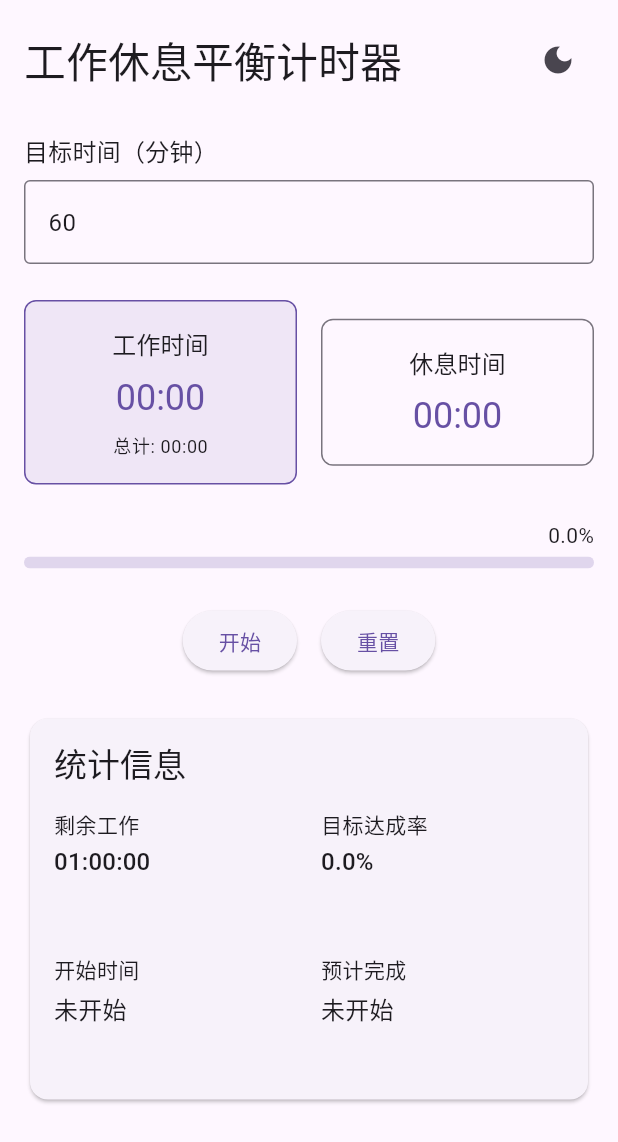
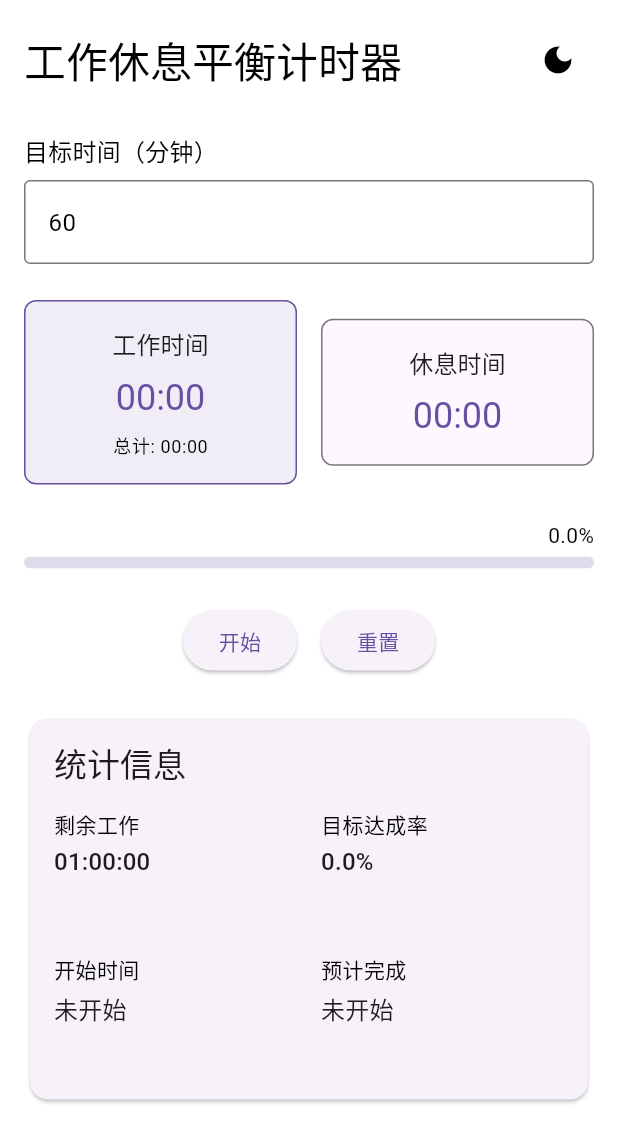
Before and after one commit to raylanb/test-mode-flutter, a Flutter app: the screen it shows after launch, on a phone screen of 412 x 824 dp. Shown: the top 1142 px of the screen. Run offline on Flutter 3.47's test engine with Material 3 defaults, Android fonts, the phone set to English and light mode, and no system bars; our stand-ins replace shared_preferences.

Commit message:
fix: Fix Android crashing issues.

```diff
--- /dev/null
+++ b/devtools_options.yaml
@@ -0,0 +1,3 @@
+description: This file stores settings for Dart & Flutter DevTools.
+documentation: https://docs.flutter.dev/tools/devtools/extensions#configure-extension-enablement-states
+extensions:
--- a/lib/main.dart
+++ b/lib/main.dart
@@ -25,8 +25,24 @@ class MyApp extends StatelessWidget {
       builder: (context, themeProvider, child) {
         return MaterialApp(
           title: '工作休息平衡计时器',
-          theme: ThemeData.light(),
-          darkTheme: ThemeData.dark(),
+          theme: ThemeData(
+            brightness: Brightness.light,
+            scaffoldBackgroundColor: Colors.white, // 白天使用白色背景
+            textTheme: const TextTheme(
+              bodyLarge: TextStyle(color: Colors.black), // 设置默认文本颜色
+              bodyMedium: TextStyle(color: Colors.black),
+              bodySmall: TextStyle(color: Colors.black),
+            ),
+          ),
+          darkTheme: ThemeData(
+            brightness: Brightness.dark,
+            scaffoldBackgroundColor: Colors.grey[800], // 晚上使用灰色背景
+            textTheme: const TextTheme(
+              bodyLarge: TextStyle(color: Colors.white), // 设置默认文本颜色
+              bodyMedium: TextStyle(color: Colors.white),
+              bodySmall: TextStyle(color: Colors.white),
+            ),
+          ),
           themeMode: themeProvider.isDark ? ThemeMode.dark : ThemeMode.light,
           home: const TimerScreen(),
         );
--- a/lib/screens/timer_screen.dart
+++ b/lib/screens/timer_screen.dart
@@ -11,9 +11,10 @@ class TimerScreen extends StatelessWidget {
 
   @override
   Widget build(BuildContext context) {
-    return Consumer<TimerProvider>(
-      builder: (context, timerProvider, child) {
+    return Consumer<ThemeProvider>(
+      builder: (context, themeProvider, child) {
         return Scaffold(
+          backgroundColor: themeProvider.isDark ? Colors.grey[800] : Colors.white, // 根据主题设置背景色
           body: SafeArea(
             child: SingleChildScrollView(
               child: Padding(
@@ -23,17 +24,25 @@ class TimerScreen extends StatelessWidget {
                   children: [
                     _buildHeader(context),
                     const SizedBox(height: 24),
-                    _buildTargetDurationInput(context, timerProvider),
+                    _buildTargetDurationInput(context, context.read<TimerProvider>()),
                     const SizedBox(height: 24),
-                    _buildTimeDisplays(context, timerProvider),
+                    _buildTimeDisplays(context, context.read<TimerProvider>()),
                     const SizedBox(height: 24),
-                    ProgressBar(
-                      progress: timerProvider.progressPercentage,
+                    Consumer<TimerProvider>(
+                      builder: (context, timerProvider, child) {
+                        return ProgressBar(
+                          progress: timerProvider.progressPercentage,
+                        );
+                      },
                     ),
                     const SizedBox(height: 24),
-                    _buildControls(context, timerProvider),
+                    _buildControls(context, context.read<TimerProvider>()),
                     const SizedBox(height: 24),
-                    StatsCard(timerProvider: timerProvider),
+                    Consumer<TimerProvider>(
+                      builder: (context, timerProvider, child) {
+                        return StatsCard(timerProvider: timerProvider);
+                      },
+                    ),
                   ],
                 ),
               ),
@@ -50,13 +59,16 @@ class TimerScreen extends StatelessWidget {
       children: [
         Text(
           '工作休息平衡计时器',
-          style: Theme.of(context).textTheme.headlineMedium,
+          style: Theme.of(context).textTheme.headlineMedium?.copyWith(
+                color: context.read<ThemeProvider>().isDark ? Colors.white : Colors.black, // 根据主题设置文字颜色
+              ),
         ),
         IconButton(
           icon: Consumer<ThemeProvider>(
             builder: (context, themeProvider, child) {
               return Icon(
                 themeProvider.isDark ? Icons.light_mode : Icons.dark_mode,
+                color: themeProvider.isDark ? Colors.white : Colors.black, // 根据主题设置图标颜色
               );
             },
           ),
@@ -74,14 +86,22 @@ class TimerScreen extends StatelessWidget {
       children: [
         Text(
           '目标时间（分钟）',
-          style: Theme.of(context).textTheme.titleMedium,
+          style: Theme.of(context).textTheme.titleMedium?.copyWith(
+                color: context.read<ThemeProvider>().isDark ? Colors.white : Colors.black, // 根据主题设置文字颜色
+              ),
         ),
         const SizedBox(height: 8),
         TextField(
           keyboardType: TextInputType.number,
-          decoration: const InputDecoration(
-            border: OutlineInputBorder(),
+          decoration: InputDecoration(
+            border: const OutlineInputBorder(),
             hintText: '输入目标时间',
+            hintStyle: TextStyle(
+              color: context.read<ThemeProvider>().isDark ? Colors.grey[400] : Colors.grey[600], // 根据主题设置提示文字颜色
+            ),
+          ),
+          style: TextStyle(
+            color: context.read<ThemeProvider>().isDark ? Colors.white : Colors.black, // 根据主题设置输入文字颜色
           ),
           onChanged: (value) {
             final minutes = int.tryParse(value);
```
Also changed, not shown: pubspec.lock, 6 other files.
